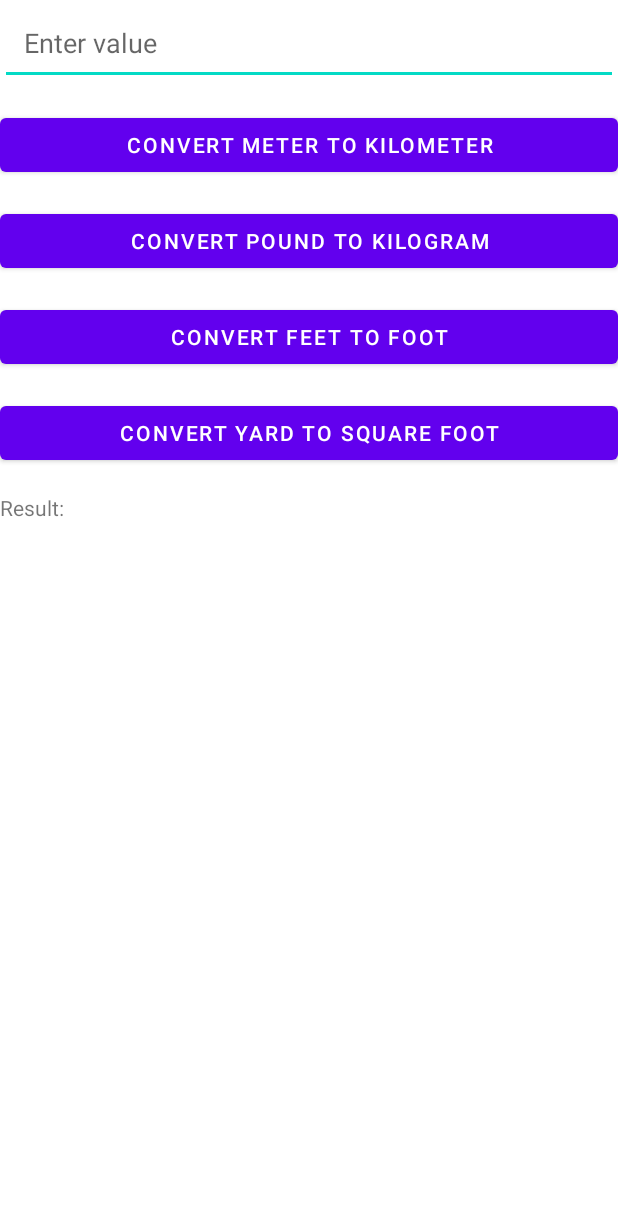
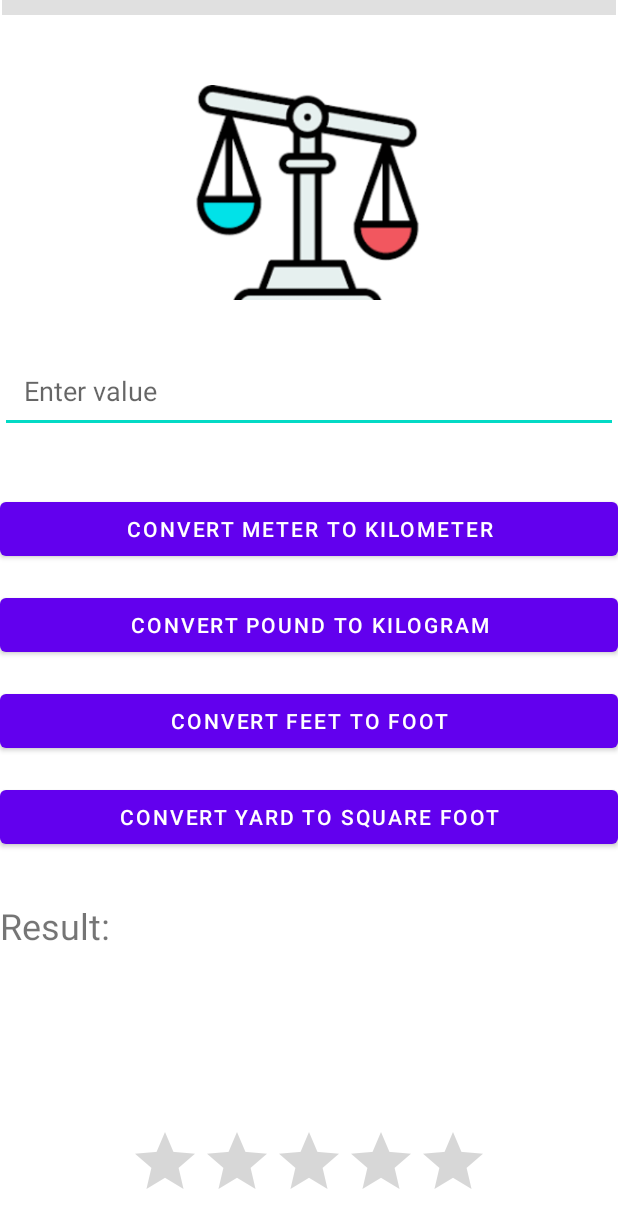
Before and after one commit to niroop893/WeighConv, an Android app: the screen it shows after launch (MainActivity), on a phone screen of 412 x 824 dp. Shown: the top 1228 px of the screen. Run offline under Robolectric (Android 15) with nearby library versions, the light colour scheme and no system bars.

Commit message:
updated Result size display

```diff
--- a/app/build.gradle.kts
+++ b/app/build.gradle.kts
@@ -5,12 +5,12 @@ plugins {
 
 android {
     namespace = "com.example.weighconv"
-    compileSdk = 34
+    compileSdk = 35
 
     defaultConfig {
         applicationId = "com.example.weighconv"
         minSdk = 21
-        targetSdk = 34
+        targetSdk = 35
         versionCode = 1
         versionName = "1.0"
 
--- a/app/src/main/res/layout/activity_main.xml
+++ b/app/src/main/res/layout/activity_main.xml
@@ -11,22 +11,25 @@
         android:id="@+id/editTextValue"
         android:layout_width="match_parent"
         android:layout_height="wrap_content"
+        android:layout_marginTop="232dp"
         android:hint="Enter value"
         android:inputType="numberDecimal"
-        app:layout_constraintTop_toTopOf="parent"
+        android:padding="16dp"
+        app:layout_constraintEnd_toEndOf="parent"
+        app:layout_constraintHorizontal_bias="0.0"
         app:layout_constraintStart_toStartOf="parent"
-        app:layout_constraintEnd_toEndOf="parent"
-        android:padding="16dp" />
+        app:layout_constraintTop_toTopOf="parent" />
 
     <Button
         android:id="@+id/buttonConvertMeterToKm"
         android:layout_width="match_parent"
         android:layout_height="wrap_content"
+        android:layout_marginTop="40dp"
         android:text="Convert Meter to Kilometer"
-        app:layout_constraintTop_toBottomOf="@id/editTextValue"
+        app:layout_constraintEnd_toEndOf="parent"
+        app:layout_constraintHorizontal_bias="1.0"
         app:layout_constraintStart_toStartOf="parent"
-        app:layout_constraintEnd_toEndOf="parent"
-        android:layout_marginTop="16dp" />
+        app:layout_constraintTop_toBottomOf="@id/editTextValue" />
 
     <Button
         android:id="@+id/buttonConvertPoundToKg"
@@ -62,10 +65,42 @@
         android:id="@+id/textViewResult"
         android:layout_width="match_parent"
         android:layout_height="wrap_content"
+        android:layout_marginTop="16dp"
+        android:paddingTop="16dp"
         android:text="Result: "
-        app:layout_constraintTop_toBottomOf="@id/buttonConvertYardToSqFoot"
+        android:textSize="24sp"
+        app:layout_constraintEnd_toEndOf="parent"
+        app:layout_constraintHorizontal_bias="0.0"
         app:layout_constraintStart_toStartOf="parent"
+        app:layout_constraintTop_toBottomOf="@id/buttonConvertYardToSqFoot" />
+
+    <ImageView
+        android:id="@+id/imageView2"
+        android:layout_width="174dp"
+        android:layout_height="143dp"
+        android:layout_marginBottom="32dp"
+        app:layout_constraintBottom_toTopOf="@+id/editTextValue"
         app:layout_constraintEnd_toEndOf="parent"
-        android:paddingTop="16dp" />
+        app:layout_constraintHorizontal_bias="0.497"
+        app:layout_constraintStart_toStartOf="parent"
+        app:srcCompat="@drawable/ic_launcher" />
+
+    <View
+        android:id="@+id/divider"
+        android:layout_width="409dp"
+        android:layout_height="10dp"
+        android:background="?android:attr/listDivider"
+        app:layout_constraintEnd_toEndOf="parent"
+        app:layout_constraintStart_toStartOf="parent"
+        tools:layout_editor_absoluteY="553dp" />
+
+    <RatingBar
+        android:id="@+id/ratingBar"
+        android:layout_width="wrap_content"
+        android:layout_height="wrap_content"
+        android:layout_marginBottom="16dp"
+        app:layout_constraintBottom_toBottomOf="parent"
+        app:layout_constraintEnd_toEndOf="parent"
+        app:layout_constraintStart_toStartOf="parent" />
 
 </androidx.constraintlayout.widget.ConstraintLayout>
```
